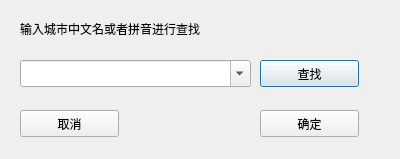
Old version of the form src/locationdialog.ui in the repository UbuntuKylin/youker-assistant.
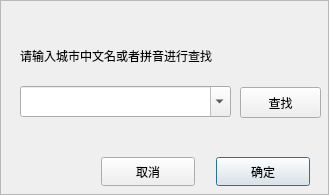
New version of the form. Icons and pictures are not drawn.

The edit to the form file:
```diff
--- a/src/locationdialog.ui
+++ b/src/locationdialog.ui
@@ -6,59 +6,20 @@
    <rect>
     <x>0</x>
     <y>0</y>
-    <width>400</width>
-    <height>159</height>
+    <width>329</width>
+    <height>195</height>
    </rect>
   </property>
   <property name="windowTitle">
    <string>Dialog</string>
   </property>
-  <widget class="QPushButton" name="searchBtn">
-   <property name="geometry">
-    <rect>
-     <x>260</x>
-     <y>60</y>
-     <width>99</width>
-     <height>27</height>
-    </rect>
-   </property>
-   <property name="text">
-    <string>查找</string>
-   </property>
-  </widget>
-  <widget class="QPushButton" name="quitBtn">
-   <property name="geometry">
-    <rect>
-     <x>20</x>
-     <y>110</y>
-     <width>99</width>
-     <height>27</height>
-    </rect>
-   </property>
-   <property name="text">
-    <string>取消</string>
-   </property>
-  </widget>
-  <widget class="QPushButton" name="okBtn">
-   <property name="geometry">
-    <rect>
-     <x>260</x>
-     <y>110</y>
-     <width>99</width>
-     <height>27</height>
-    </rect>
-   </property>
-   <property name="text">
-    <string>确定</string>
-   </property>
-  </widget>
   <widget class="QComboBox" name="comboBox">
    <property name="geometry">
     <rect>
      <x>20</x>
-     <y>60</y>
-     <width>231</width>
-     <height>27</height>
+     <y>86</y>
+     <width>211</width>
+     <height>31</height>
     </rect>
    </property>
    <property name="editable">
@@ -69,15 +30,105 @@
    <property name="geometry">
     <rect>
      <x>20</x>
-     <y>20</y>
-     <width>351</width>
-     <height>17</height>
+     <y>40</y>
+     <width>251</width>
+     <height>31</height>
     </rect>
    </property>
    <property name="text">
-    <string>输入城市中文名或者拼音进行查找</string>
+    <string>请输入城市中文名或者拼音进行查找</string>
    </property>
   </widget>
+  <widget class="QFrame" name="frame">
+   <property name="geometry">
+    <rect>
+     <x>0</x>
+     <y>0</y>
+     <width>329</width>
+     <height>195</height>
+    </rect>
+   </property>
+   <property name="styleSheet">
+    <string notr="true">border-image: url(:/pixmap/image/dialog-bg.png);</string>
+   </property>
+   <property name="frameShape">
+    <enum>QFrame::StyledPanel</enum>
+   </property>
+   <property name="frameShadow">
+    <enum>QFrame::Raised</enum>
+   </property>
+  </widget>
+  <widget class="QPushButton" name="okBtn">
+   <property name="geometry">
+    <rect>
+     <x>216</x>
+     <y>157</y>
+     <width>94</width>
+     <height>29</height>
+    </rect>
+   </property>
+   <property name="styleSheet">
+    <string notr="true">border-image: url(:/pixmap/image/ok.png);
+font: 11pt &quot;文泉驿微米黑&quot;;</string>
+   </property>
+   <property name="text">
+    <string>确定</string>
+   </property>
+  </widget>
+  <widget class="QPushButton" name="quitBtn">
+   <property name="geometry">
+    <rect>
+     <x>101</x>
+     <y>157</y>
+     <width>94</width>
+     <height>29</height>
+    </rect>
+   </property>
+   <property name="styleSheet">
+    <string notr="true">border-image: url(:/pixmap/image/quit.png);
+font: 11pt &quot;文泉驿微米黑&quot;;</string>
+   </property>
+   <property name="text">
+    <string>取消</string>
+   </property>
+  </widget>
+  <widget class="QLabel" name="btn_close">
+   <property name="geometry">
+    <rect>
+     <x>8</x>
+     <y>6</y>
+     <width>26</width>
+     <height>20</height>
+    </rect>
+   </property>
+   <property name="text">
+    <string/>
+   </property>
+  </widget>
+  <widget class="QPushButton" name="searchBtn">
+   <property name="geometry">
+    <rect>
+     <x>240</x>
+     <y>87</y>
+     <width>81</width>
+     <height>31</height>
+    </rect>
+   </property>
+   <property name="styleSheet">
+    <string notr="true">border-image: url(:/pixmap/image/quit.png);
+font: 11pt &quot;文泉驿微米黑&quot;;</string>
+   </property>
+   <property name="text">
+    <string>查找</string>
+   </property>
+  </widget>
+  <zorder>frame</zorder>
+  <zorder>comboBox</zorder>
+  <zorder>label</zorder>
+  <zorder>okBtn</zorder>
+  <zorder>quitBtn</zorder>
+  <zorder>btn_close</zorder>
+  <zorder>searchBtn</zorder>
  </widget>
  <resources/>
  <connections/>
```
